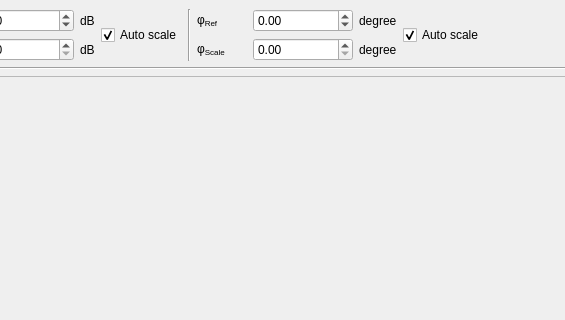
First picture: the form in loopgain.ui, repository derlucae98/8751A_loop_gain_phase_gui, before the edit; both pictures show x 456 to 1021 and y 0 to 320 of the 1390 by 799 pixel window.
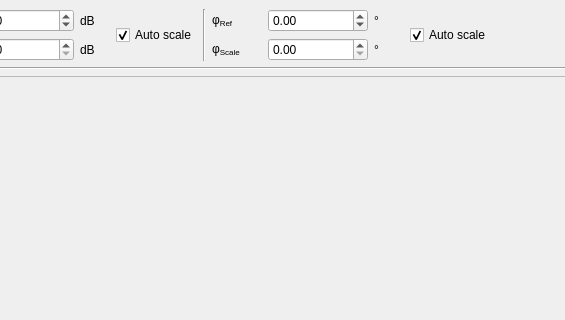
Second picture: the form after the edit. Icons and pictures are not drawn.

Diff of the .ui file:
```diff
--- a/loopgain.ui
+++ b/loopgain.ui
@@ -216,6 +216,18 @@
             </item>
             <item>
              <widget class="QLabel" name="label_11">
+              <property name="minimumSize">
+               <size>
+                <width>30</width>
+                <height>0</height>
+               </size>
+              </property>
+              <property name="maximumSize">
+               <size>
+                <width>30</width>
+                <height>16777215</height>
+               </size>
+              </property>
               <property name="text">
                <string>dB</string>
               </property>
@@ -262,6 +274,18 @@
             </item>
             <item>
              <widget class="QLabel" name="label_14">
+              <property name="minimumSize">
+               <size>
+                <width>30</width>
+                <height>0</height>
+               </size>
+              </property>
+              <property name="maximumSize">
+               <size>
+                <width>30</width>
+                <height>16777215</height>
+               </size>
+              </property>
               <property name="text">
                <string>dB</string>
               </property>
@@ -329,8 +353,20 @@
             </item>
             <item>
              <widget class="QLabel" name="label_16">
+              <property name="minimumSize">
+               <size>
+                <width>30</width>
+                <height>0</height>
+               </size>
+              </property>
+              <property name="maximumSize">
+               <size>
+                <width>30</width>
+                <height>16777215</height>
+               </size>
+              </property>
               <property name="text">
-               <string>degree</string>
+               <string>°</string>
               </property>
              </widget>
             </item>
@@ -372,8 +408,20 @@
             </item>
             <item>
              <widget class="QLabel" name="label_18">
+              <property name="minimumSize">
+               <size>
+                <width>30</width>
+                <height>0</height>
+               </size>
+              </property>
+              <property name="maximumSize">
+               <size>
+                <width>30</width>
+                <height>16777215</height>
+               </size>
+              </property>
               <property name="text">
-               <string>degree</string>
+               <string>°</string>
               </property>
              </widget>
             </item>
```
